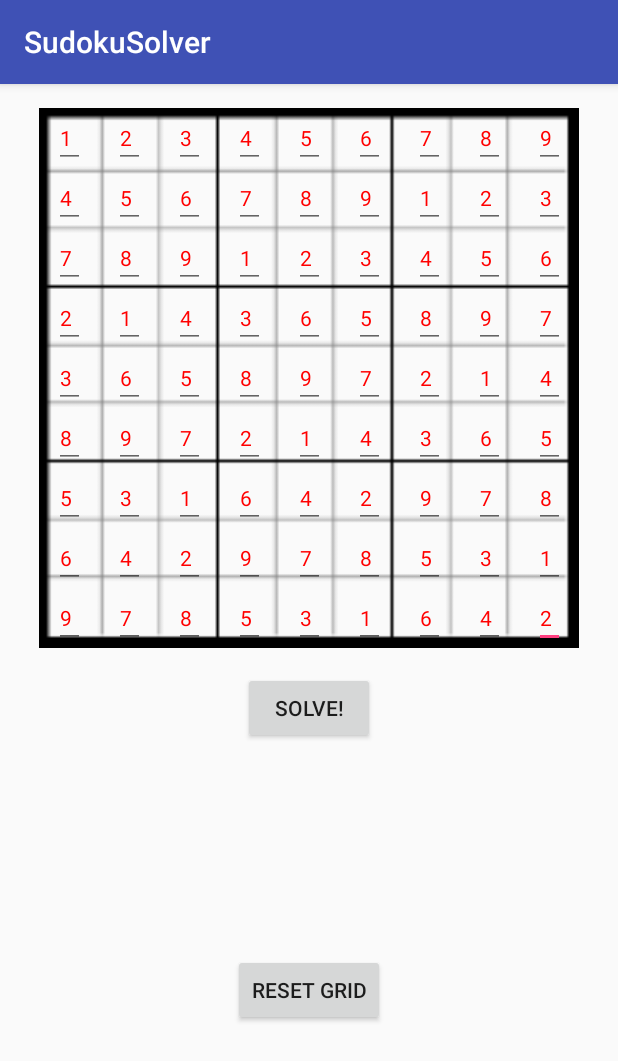
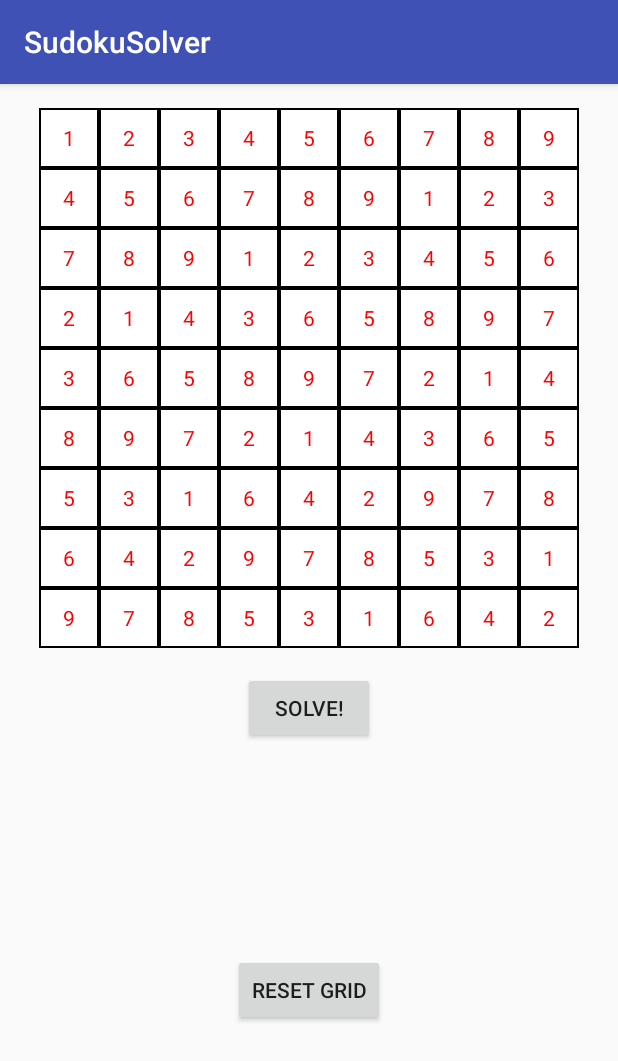
Before and after one commit to fengctor/Sudoku, an Android app: the screen it shows after launch (MainActivity), after a tap on "SOLVE!", on a phone screen of 412 x 824 dp. Shown: the top 1061 px of the screen. Run offline under Robolectric (Android 15) with nearby library versions, the light colour scheme and no system bars; libraries missing offline, so code that uses them is left out: .

Commit message:
Convert from GridLayout to TableLayout

```diff
--- a/app/src/main/java/osellus/feng/gary/sudokusolver/MainActivity.java
+++ b/app/src/main/java/osellus/feng/gary/sudokusolver/MainActivity.java
@@ -1,43 +1,59 @@
 package osellus.feng.gary.sudokusolver;
 
+import android.content.Context;
 import android.graphics.Color;
 import android.os.Bundle;
 import android.support.v7.app.AppCompatActivity;
-import android.support.v7.widget.GridLayout;
+import android.support.v7.widget.ViewUtils;
 import android.text.Editable;
 import android.text.InputFilter;
 import android.text.InputType;
 import android.text.TextWatcher;
 import android.view.Gravity;
 import android.view.View;
+import android.view.ViewGroup;
+import android.view.inputmethod.InputMethodManager;
 import android.widget.Button;
 import android.widget.EditText;
+import android.widget.TableLayout;
+import android.widget.TableRow;
 
 public class MainActivity extends AppCompatActivity {
     private final int EDIT_MAX_LEN = 1;
 
-    private GridLayout mGridLayout;
+    private TableLayout mTableLayout;
 
     @Override
     protected void onCreate(Bundle savedInstanceState) {
         super.onCreate(savedInstanceState);
         setContentView(R.layout.activity_main);
 
-        mGridLayout = findViewById(R.id.grid);
+        mTableLayout = findViewById(R.id.grid);
         EditText prevEditText = null;
         int editTextId;
 
-        for (int i = 0; i < 81; ++i) {
+        for (int i = 0; i < Sudoku.DIMEN; ++i) {
+            TableRow row = new TableRow(this);
+            for (int j = 0; j < Sudoku.DIMEN; ++j) {
                 EditText editText = createBaseEditText();
                 editTextId = View.generateViewId();
+                editText.setId(editTextId);
 
-            editText.setId(editTextId);
                 if (prevEditText != null) {
                     prevEditText.setNextFocusForwardId(editTextId);
                 }
 
-            mGridLayout.addView(editText, i);
                 prevEditText = editText;
+                row.addView(editText, j);
+            }
+
+            TableLayout.LayoutParams layoutParams = new TableLayout.LayoutParams(
+                    ViewGroup.LayoutParams.MATCH_PARENT,
+                    ViewGroup.LayoutParams.MATCH_PARENT,
+                    1);
+            row.setLayoutParams(layoutParams);
+
+            mTableLayout.addView(row, i);
         }
 
         Button solveButton = findViewById(R.id.solve_button);
@@ -48,11 +64,12 @@ public class MainActivity extends AppCompatActivity {
             }
         });
 
-        Button resetButton = findViewById(R.id.reset_button);
+        final Button resetButton = findViewById(R.id.reset_button);
         resetButton.setOnClickListener(new View.OnClickListener() {
             @Override
             public void onClick(View view) {
                 resetGrid();
+                resetButton.requestFocus();
             }
         });
     }
@@ -61,12 +78,17 @@ public class MainActivity extends AppCompatActivity {
         final EditText editText = new EditText(this);
 
         editText.setRawInputType(InputType.TYPE_CLASS_NUMBER);
+        editText.setText("0");
         editText.setTextSize(14);
         editText.setFilters(new InputFilter[]{new InputFilter.LengthFilter(EDIT_MAX_LEN)});
-        GridLayout.LayoutParams layoutParams = new GridLayout.LayoutParams(GridLayout.spec(GridLayout.UNDEFINED, 1f), GridLayout.spec(GridLayout.UNDEFINED, 1f));
-        layoutParams.setGravity(Gravity.CENTER);
+        editText.setBackgroundResource(R.drawable.border_white);
+        TableRow.LayoutParams layoutParams = new TableRow.LayoutParams(
+                ViewGroup.LayoutParams.MATCH_PARENT,
+                ViewGroup.LayoutParams.MATCH_PARENT,
+                1);
         editText.setLayoutParams(layoutParams);
         editText.setSelectAllOnFocus(true);
+        editText.setGravity(Gravity.CENTER);
 
         editText.addTextChangedListener(new TextWatcher() {
             @Override
@@ -76,12 +98,21 @@ public class MainActivity extends AppCompatActivity {
 
             @Override
             public void onTextChanged(CharSequence charSequence, int start, int before, int count) {
-                if (charSequence.length() == 0) {
+                if (charSequence.length() == 0 || editText.getTag() != null) {
                     return;
                 }
                 char enteredChar = charSequence.charAt(0);
-                if (enteredChar == '\n' || enteredChar == ' ') {
-                    editText.setText("");
+                if (enteredChar == '\n') {
+                    editText.setTag("changed programatically");
+                    editText.setText("0");
+                    editText.setTag(null);
+
+                    editText.clearFocus();
+                    findViewById(R.id.solve_button).requestFocus();
+                    hideKeyboard();
+                    return;
+                } else if (enteredChar == ' ') {
+                    editText.setText("0");
                 } else if (!Character.isDigit(enteredChar)) {
                     editText.setText("");
                     return;
@@ -92,6 +123,8 @@ public class MainActivity extends AppCompatActivity {
                 if (nextId >= 0) {
                     EditText next = findViewById(nextId);
                     next.requestFocus();
+                } else {
+                    hideKeyboard();
                 }
 
             }
@@ -108,35 +141,61 @@ public class MainActivity extends AppCompatActivity {
     private void solveSudoku() {
         int[] puzzle = new int[Sudoku.DIMEN * Sudoku.DIMEN];
 
-        for (int i = 0; i < Sudoku.DIMEN * Sudoku.DIMEN; ++i) {
-            EditText cell = (EditText) mGridLayout.getChildAt(i);
+        for (int i = 0; i < Sudoku.DIMEN; ++i) {
+            TableRow row = (TableRow) mTableLayout.getChildAt(i);
+
+            for (int j = 0; j < Sudoku.DIMEN; ++j) {
+                EditText cell = (EditText) row.getChildAt(j);
                 String cellText = cell.getText().toString();
+                int index = i * Sudoku.DIMEN + j;
+
                 if (cellText.isEmpty()) {
-                puzzle[i] = 0;
+                    puzzle[index] = 0;
                 } else {
                     int cellValue = Integer.parseInt(cellText);
-                puzzle[i] = cellValue;
+                    puzzle[index] = cellValue;
+                }
             }
         }
 
         Sudoku sudoku = new Sudoku(puzzle);
         sudoku.solve();
 
-        for (int i = 0; i < Sudoku.DIMEN * Sudoku.DIMEN; ++i) {
-            EditText cell = (EditText) mGridLayout.getChildAt(i);
-            if (sudoku.getPuzzleAt(i) == 0) {
-                cell.setText(String.valueOf(sudoku.getSolutionAt(i)));
+        for (int i = 0; i < Sudoku.DIMEN; ++i) {
+            TableRow row = (TableRow) mTableLayout.getChildAt(i);
+
+            for (int j = 0; j < Sudoku.DIMEN; ++j) {
+                EditText cell = (EditText) row.getChildAt(j);
+                int index = i * Sudoku.DIMEN + j;
+                if (sudoku.getPuzzleAt(index) == 0) {
+                    cell.setText(String.valueOf(sudoku.getSolutionAt(index)));
                     cell.setTextColor(Color.RED);
+                }
             }
         }
     }
 
     private void resetGrid() {
-        for (int i = 0; i < Sudoku.DIMEN * Sudoku.DIMEN; ++i) {
-            EditText cell = (EditText) mGridLayout.getChildAt(i);
+        for (int i = 0; i < Sudoku.DIMEN; ++i) {
+            TableRow row = (TableRow) mTableLayout.getChildAt(i);
 
-            cell.setText("");
+            for (int j = 0; j < Sudoku.DIMEN; ++j) {
+                EditText cell = (EditText) row.getChildAt(j);
+                cell.setText("0");
                 cell.setTextColor(Color.BLACK);
+                cell.clearFocus();
             }
         }
     }
+
+    private void hideKeyboard() {
+        InputMethodManager imm = (InputMethodManager) this.getSystemService(AppCompatActivity.INPUT_METHOD_SERVICE);
+        //Find the currently focused view, so we can grab the correct window token from it.
+        View view = this.getCurrentFocus();
+        //If no view currently has focus, create a new one, just so we can grab a window token from it
+        if (view == null) {
+            view = new View(this);
+        }
+        imm.hideSoftInputFromWindow(view.getWindowToken(), 0);
+    }
+}
--- /dev/null
+++ b/app/src/main/res/drawable/border.xml
@@ -0,0 +1,7 @@
+<?xml version="1.0" encoding="utf-8"?>
+<shape
+    xmlns:android="http://schemas.android.com/apk/res/android"
+    android:shape= "rectangle">
+    <solid android:color="#000000"/>
+    <stroke android:width="1dp" android:color="#000000"/>
+</shape>
--- /dev/null
+++ b/app/src/main/res/drawable/border_white.xml
@@ -0,0 +1,7 @@
+<?xml version="1.0" encoding="utf-8"?>
+<shape
+    xmlns:android="http://schemas.android.com/apk/res/android"
+    android:shape= "rectangle">
+    <solid android:color="#FFFFFF"/>
+    <stroke android:width="1dp" android:color="#000000"/>
+</shape>
--- a/app/src/main/res/layout/activity_main.xml
+++ b/app/src/main/res/layout/activity_main.xml
@@ -4,23 +4,23 @@
     xmlns:tools="http://schemas.android.com/tools"
     android:layout_width="match_parent"
     android:layout_height="match_parent"
+    android:descendantFocusability="beforeDescendants"
+    android:focusableInTouchMode="true"
     tools:context=".MainActivity">
 
-    <android.support.v7.widget.GridLayout
+    <TableLayout
         android:id="@+id/grid"
-        android:layout_width="360dp"
-        android:layout_height="360dp"
+        android:layout_width="360sp"
+        android:layout_height="360sp"
         android:layout_marginEnd="16dp"
         android:layout_marginStart="16dp"
         android:layout_marginTop="16dp"
-        android:background="@drawable/sudoku_grid"
-        app:columnCount="9"
+        android:background="@drawable/border"
         app:layout_constraintEnd_toEndOf="parent"
         app:layout_constraintStart_toStartOf="parent"
-        app:layout_constraintTop_toTopOf="parent"
-        app:rowCount="9">
+        app:layout_constraintTop_toTopOf="parent">
 
-    </android.support.v7.widget.GridLayout>
+    </TableLayout>
 
     <Button
         android:id="@+id/solve_button"
```
Lines whose indentation alone changed are shown as unchanged.
